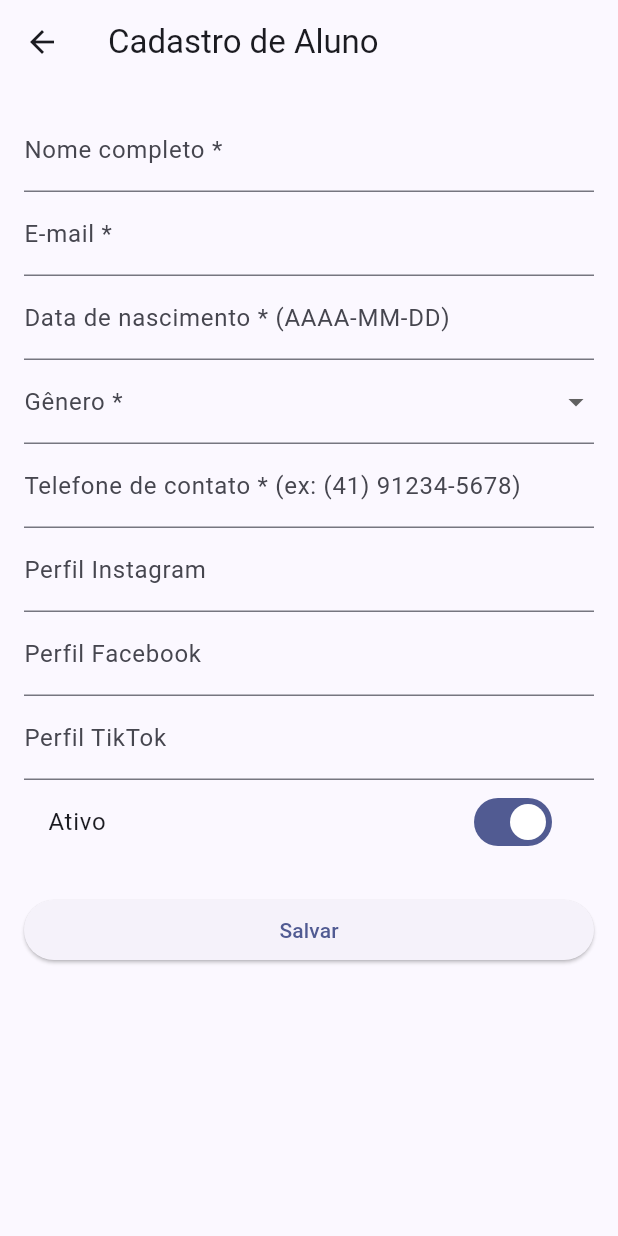
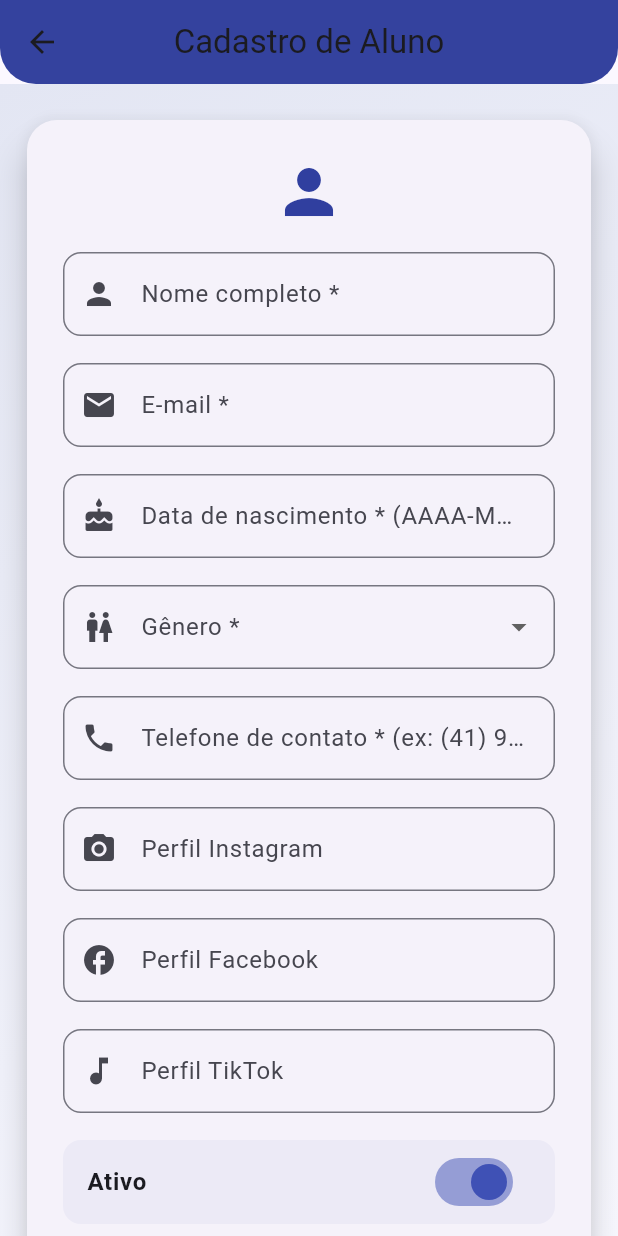
Before and after one commit to isqdev/pagil-flutter, a Flutter app: the FormAluno screen opened by its route, on a phone screen of 412 x 824 dp. Run offline on Flutter 3.47's test engine with Material 3 defaults, Android fonts, the phone set to English and light mode, and no system bars.

Commit message:
refactor: aluno

```diff
--- a/lib/telas/form_aluno.dart
+++ b/lib/telas/form_aluno.dart
@@ -130,66 +130,155 @@ class _FormAlunoState extends State<FormAluno> {
   @override
   Widget build(BuildContext context) {
     return Scaffold(
-      appBar: AppBar(title: const Text('Cadastro de Aluno')),
-      body: Padding(
-        padding: const EdgeInsets.all(16.0),
+      appBar: AppBar(
+        title: const Text('Cadastro de Aluno'),
+        backgroundColor: Colors.indigo.shade700,
+        elevation: 6,
+        centerTitle: true,
+        shape: const RoundedRectangleBorder(
+          borderRadius: BorderRadius.vertical(bottom: Radius.circular(24)),
+        ),
+      ),
+      body: Container(
+        decoration: const BoxDecoration(
+          gradient: LinearGradient(
+            colors: [Color(0xFFE3E6F3), Color(0xFFF8F8FF)],
+            begin: Alignment.topLeft,
+            end: Alignment.bottomRight,
+          ),
+        ),
+        child: Center(
+          child: SingleChildScrollView(
+            child: Card(
+              elevation: 10,
+              shape: RoundedRectangleBorder(borderRadius: BorderRadius.circular(20)),
+              margin: const EdgeInsets.symmetric(horizontal: 18, vertical: 24),
+              child: Padding(
+                padding: const EdgeInsets.all(24.0),
                 child: Form(
                   key: _formKey,
-          child: ListView(
+                  child: Column(
+                    mainAxisSize: MainAxisSize.min,
                     children: [
+                      Icon(Icons.person, color: Colors.indigo.shade700, size: 48),
+                      const SizedBox(height: 16),
                       TextFormField(
                         controller: _nomeController,
-                decoration: const InputDecoration(labelText: 'Nome completo *'),
+                        decoration: InputDecoration(
+                          labelText: 'Nome completo *',
+                          border: OutlineInputBorder(borderRadius: BorderRadius.circular(12)),
+                          prefixIcon: const Icon(Icons.person),
+                        ),
                         validator: _validaNome,
                       ),
+                      const SizedBox(height: 18),
                       TextFormField(
                         controller: _emailController,
-                decoration: const InputDecoration(labelText: 'E-mail *'),
+                        decoration: InputDecoration(
+                          labelText: 'E-mail *',
+                          border: OutlineInputBorder(borderRadius: BorderRadius.circular(12)),
+                          prefixIcon: const Icon(Icons.email),
+                        ),
                         keyboardType: TextInputType.emailAddress,
                         validator: _validaEmail,
                       ),
+                      const SizedBox(height: 18),
                       TextFormField(
                         controller: _dataNascController,
-                decoration: const InputDecoration(labelText: 'Data de nascimento * (AAAA-MM-DD)'),
+                        decoration: InputDecoration(
+                          labelText: 'Data de nascimento * (AAAA-MM-DD)',
+                          border: OutlineInputBorder(borderRadius: BorderRadius.circular(12)),
+                          prefixIcon: const Icon(Icons.cake),
+                        ),
                         keyboardType: TextInputType.datetime,
                         validator: _validaDataNasc,
                       ),
+                      const SizedBox(height: 18),
                       DropdownButtonFormField<String>(
-                decoration: const InputDecoration(labelText: 'Gênero *'),
+                        decoration: InputDecoration(
+                          labelText: 'Gênero *',
+                          border: OutlineInputBorder(borderRadius: BorderRadius.circular(12)),
+                          prefixIcon: const Icon(Icons.wc),
+                        ),
                         value: _genero,
                         items: _generos.map((g) => DropdownMenuItem(value: g, child: Text(g))).toList(),
                         onChanged: (val) => setState(() => _genero = val),
                         validator: _validaGenero,
                       ),
+                      const SizedBox(height: 18),
                       TextFormField(
                         controller: _telefoneController,
-                decoration: const InputDecoration(labelText: 'Telefone de contato * (ex: (41) 91234-5678)'),
+                        decoration: InputDecoration(
+                          labelText: 'Telefone de contato * (ex: (41) 91234-5678)',
+                          border: OutlineInputBorder(borderRadius: BorderRadius.circular(12)),
+                          prefixIcon: const Icon(Icons.phone),
+                        ),
                         keyboardType: TextInputType.phone,
                         validator: _validaTelefone,
                       ),
+                      const SizedBox(height: 18),
                       TextFormField(
                         controller: _instagramController,
-                decoration: const InputDecoration(labelText: 'Perfil Instagram'),
+                        decoration: InputDecoration(
+                          labelText: 'Perfil Instagram',
+                          border: OutlineInputBorder(borderRadius: BorderRadius.circular(12)),
+                          prefixIcon: const Icon(Icons.camera_alt),
                         ),
+                      ),
+                      const SizedBox(height: 18),
                       TextFormField(
                         controller: _facebookController,
-                decoration: const InputDecoration(labelText: 'Perfil Facebook'),
+                        decoration: InputDecoration(
+                          labelText: 'Perfil Facebook',
+                          border: OutlineInputBorder(borderRadius: BorderRadius.circular(12)),
+                          prefixIcon: const Icon(Icons.facebook),
                         ),
+                      ),
+                      const SizedBox(height: 18),
                       TextFormField(
                         controller: _tiktokController,
-                decoration: const InputDecoration(labelText: 'Perfil TikTok'),
+                        decoration: InputDecoration(
+                          labelText: 'Perfil TikTok',
+                          border: OutlineInputBorder(borderRadius: BorderRadius.circular(12)),
+                          prefixIcon: const Icon(Icons.music_note),
                         ),
+                      ),
+                      const SizedBox(height: 18),
                       SwitchListTile(
-                title: const Text('Ativo'),
+                        title: const Text('Ativo', style: TextStyle(fontWeight: FontWeight.w600)),
                         value: _ativo,
+                        activeColor: Colors.indigo,
                         onChanged: (v) => setState(() => _ativo = v),
+                        shape: RoundedRectangleBorder(borderRadius: BorderRadius.circular(12)),
+                        tileColor: Colors.indigo.withOpacity(0.05),
                       ),
-              const SizedBox(height: 20),
-              ElevatedButton(
+                      const SizedBox(height: 28),
+                      SizedBox(
+                        width: double.infinity,
+                        height: 48,
+                        child: ElevatedButton.icon(
                           onPressed: _salvar,
-                child: const Text('Salvar'),
+                          icon: const Icon(Icons.save_alt, color: Colors.white),
+                          label: const Text(
+                            'Salvar',
+                            style: TextStyle(
+                              fontSize: 18,
+                              fontWeight: FontWeight.bold,
+                              color: Colors.white,
+                            ),
+                          ),
+                          style: ElevatedButton.styleFrom(
+                            backgroundColor: Colors.indigo.shade700,
+                            shape: RoundedRectangleBorder(borderRadius: BorderRadius.circular(12)),
+                            elevation: 4,
+                          ),
+                        ),
                       ),
                     ],
+                  ),
+                ),
+              ),
+            ),
           ),
         ),
       ),
```
Lines whose indentation alone changed are shown as unchanged.
